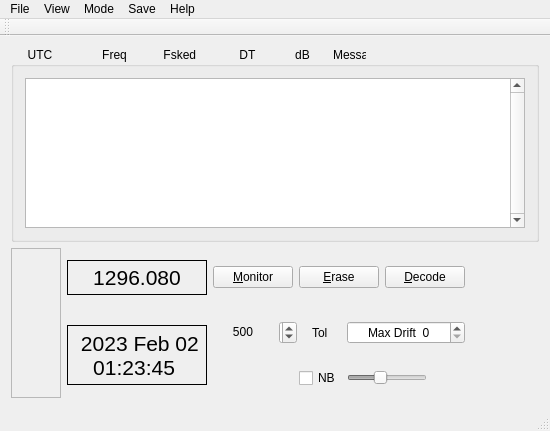
kholia/wsjtx, file qmap/mainwindow.ui: the form before one commit.
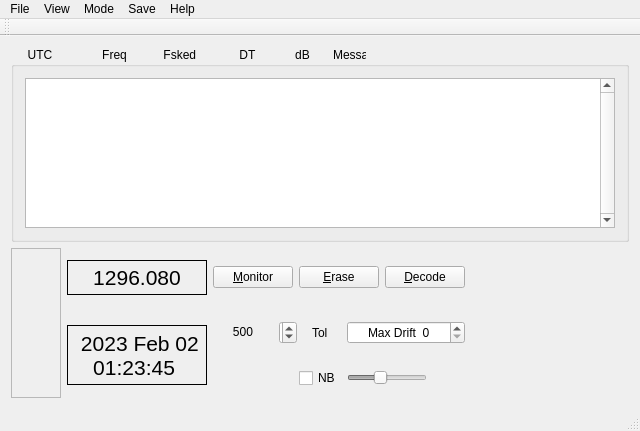
The form after the commit. Custom widgets are drawn as their Qt base class.

Commit message: Allow the QMAP main window to get a bit wider.

```diff
--- a/qmap/mainwindow.ui
+++ b/qmap/mainwindow.ui
@@ -6,7 +6,7 @@
    <rect>
     <x>0</x>
     <y>0</y>
-    <width>550</width>
+    <width>640</width>
     <height>431</height>
    </rect>
   </property>
@@ -24,7 +24,7 @@
   </property>
   <property name="maximumSize">
    <size>
-    <width>550</width>
+    <width>640</width>
     <height>800</height>
    </size>
   </property>
@@ -38,77 +38,6 @@
    <layout class="QVBoxLayout" name="verticalLayout">
     <item>
      <layout class="QFormLayout" name="formLayout">
-      <item row="0" column="0">
-       <widget class="QGroupBox" name="groupBox">
-        <property name="sizePolicy">
-         <sizepolicy hsizetype="Preferred" vsizetype="Expanding">
-          <horstretch>0</horstretch>
-          <verstretch>0</verstretch>
-         </sizepolicy>
-        </property>
-        <property name="minimumSize">
-         <size>
-          <width>453</width>
-          <height>170</height>
-         </size>
-        </property>
-        <property name="maximumSize">
-         <size>
-          <width>620</width>
-          <height>16777215</height>
-         </size>
-        </property>
-        <property name="title">
-         <string>     UTC               Freq           Fsked             DT            dB       Message</string>
-        </property>
-        <layout class="QFormLayout" name="formLayout_2">
-         <item row="0" column="0">
-          <widget class="DisplayText" name="decodedTextBrowser">
-           <property name="sizePolicy">
-            <sizepolicy hsizetype="Maximum" vsizetype="Expanding">
-             <horstretch>0</horstretch>
-             <verstretch>0</verstretch>
-            </sizepolicy>
-           </property>
-           <property name="minimumSize">
-            <size>
-             <width>500</width>
-             <height>100</height>
-            </size>
-           </property>
-           <property name="maximumSize">
-            <size>
-             <width>610</width>
-             <height>400</height>
-            </size>
-           </property>
-           <property name="font">
-            <font>
-             <family>Courier New</family>
-             <pointsize>10</pointsize>
-            </font>
-           </property>
-           <property name="verticalScrollBarPolicy">
-            <enum>Qt::ScrollBarAlwaysOn</enum>
-           </property>
-           <property name="horizontalScrollBarPolicy">
-            <enum>Qt::ScrollBarAsNeeded</enum>
-           </property>
-           <property name="html">
-            <string>&lt;!DOCTYPE HTML PUBLIC &quot;-//W3C//DTD HTML 4.0//EN&quot; &quot;http://www.w3.org/TR/REC-html40/strict.dtd&quot;&gt;
-&lt;html&gt;&lt;head&gt;&lt;meta name=&quot;qrichtext&quot; content=&quot;1&quot; /&gt;&lt;style type=&quot;text/css&quot;&gt;
-p, li { white-space: pre-wrap; }
-&lt;/style&gt;&lt;/head&gt;&lt;body style=&quot; font-family:'Courier New'; font-size:10pt; font-weight:400; font-style:normal;&quot;&gt;
-&lt;p style=&quot;-qt-paragraph-type:empty; margin-top:0px; margin-bottom:0px; margin-left:0px; margin-right:0px; -qt-block-indent:0; text-indent:0px;&quot;&gt;&lt;br /&gt;&lt;/p&gt;&lt;/body&gt;&lt;/html&gt;</string>
-           </property>
-           <property name="acceptRichText">
-            <bool>false</bool>
-           </property>
-          </widget>
-         </item>
-        </layout>
-       </widget>
-      </item>
       <item row="1" column="0">
        <layout class="QGridLayout" name="gridLayout">
         <item row="0" column="3" colspan="2">
@@ -377,6 +306,77 @@
         </item>
        </layout>
       </item>
+      <item row="0" column="0" colspan="2">
+       <widget class="QGroupBox" name="groupBox">
+        <property name="sizePolicy">
+         <sizepolicy hsizetype="Preferred" vsizetype="Expanding">
+          <horstretch>0</horstretch>
+          <verstretch>0</verstretch>
+         </sizepolicy>
+        </property>
+        <property name="minimumSize">
+         <size>
+          <width>453</width>
+          <height>170</height>
+         </size>
+        </property>
+        <property name="maximumSize">
+         <size>
+          <width>620</width>
+          <height>16777215</height>
+         </size>
+        </property>
+        <property name="title">
+         <string>     UTC               Freq           Fsked             DT            dB       Message</string>
+        </property>
+        <layout class="QFormLayout" name="formLayout_2">
+         <item row="0" column="0" colspan="2">
+          <widget class="DisplayText" name="decodedTextBrowser">
+           <property name="sizePolicy">
+            <sizepolicy hsizetype="Maximum" vsizetype="Expanding">
+             <horstretch>0</horstretch>
+             <verstretch>0</verstretch>
+            </sizepolicy>
+           </property>
+           <property name="minimumSize">
+            <size>
+             <width>500</width>
+             <height>100</height>
+            </size>
+           </property>
+           <property name="maximumSize">
+            <size>
+             <width>610</width>
+             <height>400</height>
+            </size>
+           </property>
+           <property name="font">
+            <font>
+             <family>Courier New</family>
+             <pointsize>10</pointsize>
+            </font>
+           </property>
+           <property name="verticalScrollBarPolicy">
+            <enum>Qt::ScrollBarAlwaysOn</enum>
+           </property>
+           <property name="horizontalScrollBarPolicy">
+            <enum>Qt::ScrollBarAsNeeded</enum>
+           </property>
+           <property name="html">
+            <string>&lt;!DOCTYPE HTML PUBLIC &quot;-//W3C//DTD HTML 4.0//EN&quot; &quot;http://www.w3.org/TR/REC-html40/strict.dtd&quot;&gt;
+&lt;html&gt;&lt;head&gt;&lt;meta name=&quot;qrichtext&quot; content=&quot;1&quot; /&gt;&lt;style type=&quot;text/css&quot;&gt;
+p, li { white-space: pre-wrap; }
+&lt;/style&gt;&lt;/head&gt;&lt;body style=&quot; font-family:'Courier New'; font-size:10pt; font-weight:400; font-style:normal;&quot;&gt;
+&lt;p style=&quot;-qt-paragraph-type:empty; margin-top:0px; margin-bottom:0px; margin-left:0px; margin-right:0px; -qt-block-indent:0; text-indent:0px;&quot;&gt;&lt;br /&gt;&lt;/p&gt;&lt;/body&gt;&lt;/html&gt;</string>
+           </property>
+           <property name="acceptRichText">
+            <bool>false</bool>
+           </property>
+          </widget>
+         </item>
+        </layout>
+       </widget>
+      </item>
      </layout>
     </item>
    </layout>
@@ -386,7 +386,7 @@
     <rect>
      <x>0</x>
      <y>0</y>
-     <width>550</width>
+     <width>640</width>
      <height>21</height>
     </rect>
    </property>
```
The commit also changes 1 other file.
